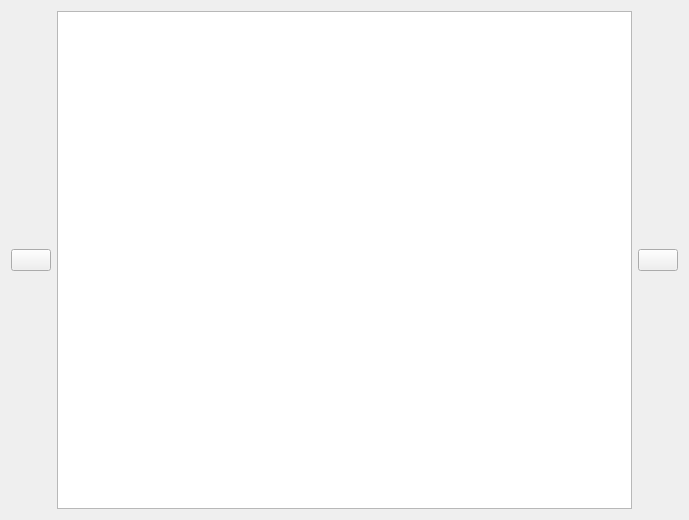
Before: the Qt Designer form ImageViewer/widget.ui in kaanakgundogdu/Image-Viewer-QT, drawn with Qt 5.
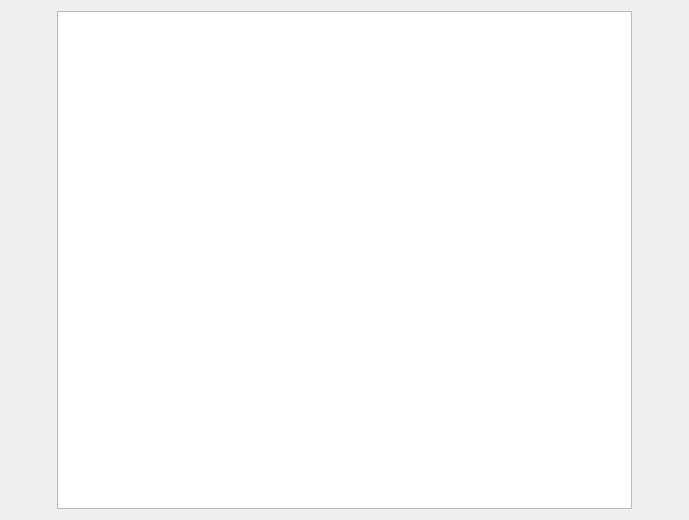
After: the same form once the commit is applied. Icons and pictures are not drawn.

Diff of the .ui file:
```diff
--- a/ImageViewer/widget.ui
+++ b/ImageViewer/widget.ui
@@ -18,41 +18,18 @@
   </property>
   <layout class="QHBoxLayout" name="horizontalLayout">
    <item>
-    <layout class="QVBoxLayout" name="verticalLayout">
-     <item>
-      <spacer name="verticalSpacer">
-       <property name="orientation">
-        <enum>Qt::Vertical</enum>
-       </property>
-       <property name="sizeHint" stdset="0">
-        <size>
-         <width>20</width>
-         <height>40</height>
-        </size>
-       </property>
-      </spacer>
-     </item>
-     <item>
       <widget class="QPushButton" name="prev_button">
        <property name="text">
         <string/>
        </property>
-      </widget>
-     </item>
-     <item>
-      <spacer name="verticalSpacer_2">
-       <property name="orientation">
-        <enum>Qt::Vertical</enum>
-       </property>
-       <property name="sizeHint" stdset="0">
-        <size>
-         <width>20</width>
-         <height>40</height>
-        </size>
-       </property>
-      </spacer>
-     </item>
-    </layout>
+     <property name="icon">
+      <iconset resource="resources.qrc">
+       <normaloff>:/resources/icons/left.svg</normaloff>:/resources/icons/left.svg</iconset>
+     </property>
+     <property name="flat">
+      <bool>true</bool>
+     </property>
+    </widget>
    </item>
    <item>
     <widget class="QGraphicsView" name="graph_view">
@@ -60,45 +37,22 @@
       <enum>Qt::NoFocus</enum>
      </property>
     </widget>
-   </item>
-   <item>
-    <layout class="QVBoxLayout" name="verticalLayout_2">
-     <item>
-      <spacer name="verticalSpacer_3">
-       <property name="orientation">
-        <enum>Qt::Vertical</enum>
-       </property>
-       <property name="sizeHint" stdset="0">
-        <size>
-         <width>20</width>
-         <height>40</height>
-        </size>
-       </property>
-      </spacer>
      </item>
      <item>
       <widget class="QPushButton" name="next_button">
        <property name="text">
         <string/>
        </property>
-      </widget>
-     </item>
-     <item>
-      <spacer name="verticalSpacer_4">
-       <property name="orientation">
-        <enum>Qt::Vertical</enum>
-       </property>
-       <property name="sizeHint" stdset="0">
-        <size>
-         <width>20</width>
-         <height>40</height>
-        </size>
-       </property>
-      </spacer>
-     </item>
-    </layout>
-   </item>
-  </layout>
+     <property name="icon">
+      <iconset resource="resources.qrc">
+       <normaloff>:/resources/icons/right.svg</normaloff>:/resources/icons/right.svg</iconset>
+     </property>
+     <property name="flat">
+      <bool>true</bool>
+     </property>
+    </widget>
+   </item>
+  </layout>
  </widget>
  <resources/>
  <connections/>
```
Left out of the diff: 10 changed lines with no effect on the pictures. Lines whose indentation alone changed are shown as unchanged.
